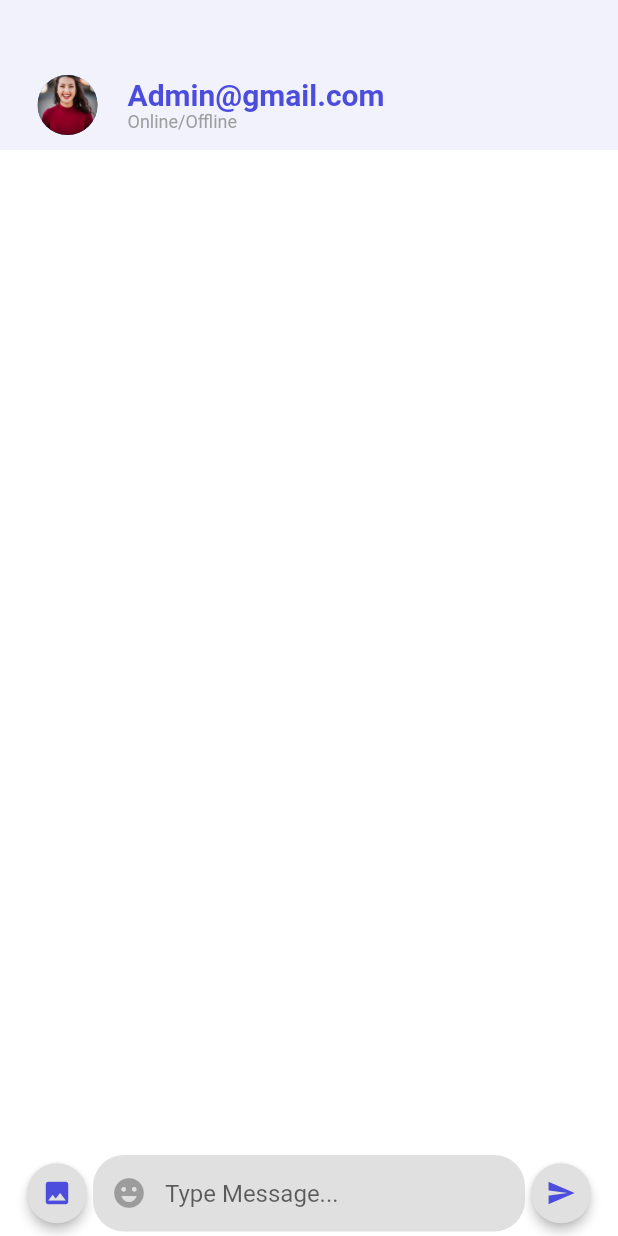
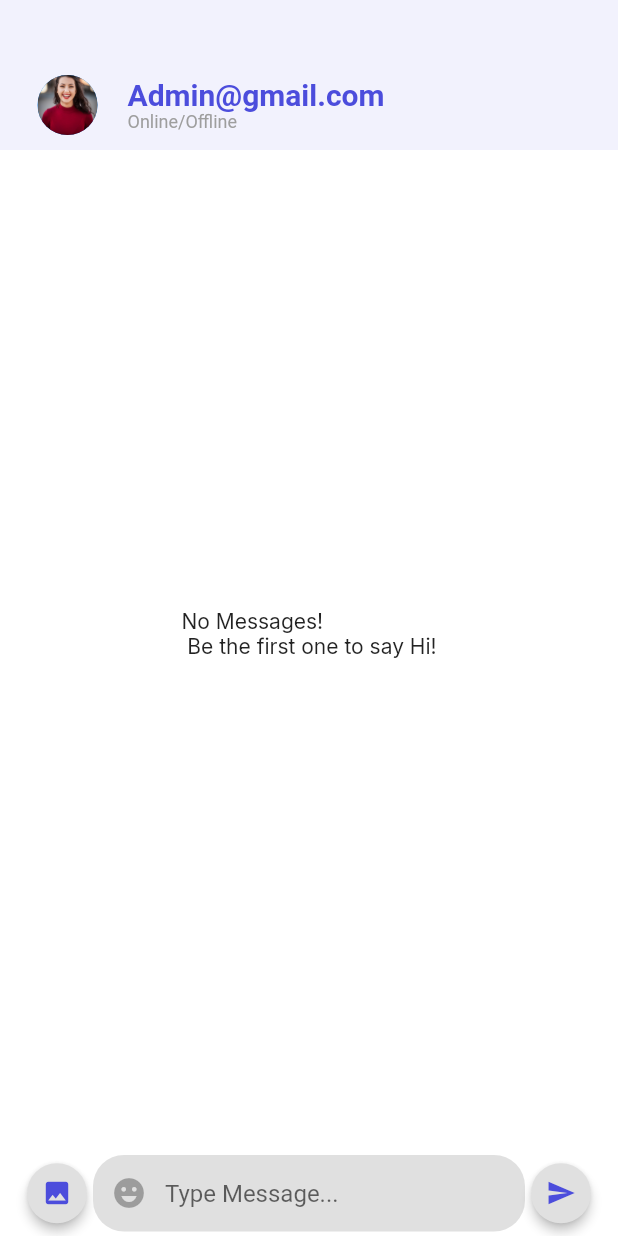
Before and after one commit to tauqeerkhattak/Im_volunteer, a Flutter app: the ChatScreen screen opened by its route, in the side drawer, after a tap on the "send" icon, on a phone screen of 412 x 824 dp. Run offline on Flutter 3.47's test engine with Material 2 defaults, Android fonts, the phone set to English and light mode, and no system bars; our stand-ins replace bottom_navy_bar, cloud_firestore, equatable, firebase_auth, firebase_core, firebase_messaging and 5 more; accounts and stored records are empty; statements that could not run were skipped.

Commit message:
chatting feature added

```diff
--- a/lib/controllers/chat_screen_controller.dart
+++ b/lib/controllers/chat_screen_controller.dart
@@ -1,19 +1,52 @@
+import 'dart:developer';
+
+import 'package:cloud_firestore/cloud_firestore.dart';
 import 'package:flutter/material.dart';
 import 'package:get/get.dart';
 import 'package:i_am_volunteer/services/chat_service.dart';
 import 'package:i_am_volunteer/services/locator.dart';
 
+import '../models/chat_item.dart';
+import '../services/auth_service.dart';
+
 class ChatScreenController extends GetxController {
   final GlobalKey<ScaffoldState> scaffoldKey = GlobalKey<ScaffoldState>();
+  RxBool loading = false.obs;
   TextEditingController messageText = TextEditingController();
   FocusNode messageTextFocus = FocusNode();
   ScrollController scrollController = ScrollController();
   final chatService = locator.get<ChatService>();
+  final authService = locator.get<AuthService>();
+  Rx<List<ChatItem>> messages = Rx<List<ChatItem>>([]);
 
   @override
   void onInit() {
     super.onInit();
     scrollToBottom();
+    createChat();
+    subscribeForMessages();
+  }
+
+  void subscribeForMessages() {
+    chatService.chatStreams().listen((event) {
+      if (event.isNotEmpty) {
+        const equality = ListEquality();
+        if (!equality.equals(event, messages.value)) {
+          messages.value = event;
+        }
+      }
+    });
+  }
+
+  Future<void> createChat() async {
+    loading.value = true;
+    if (await chatService.chatExists()) {
+      log('Chat exists');
+    } else {
+      log('chat does not exist!');
+      await chatService.createChat();
+    }
+    loading.value = false;
   }
 
   @override
@@ -30,11 +63,11 @@ class ChatScreenController extends GetxController {
   }
 
   void scrollToBottom() {
-    Future.delayed(const Duration(milliseconds: 100), () {
-      scrollController.animateTo(scrollController.position.maxScrollExtent,
-          duration: const Duration(milliseconds: 1),
-          curve: Curves.fastOutSlowIn);
-    });
+    // Future.delayed(const Duration(milliseconds: 100), () {
+    //   scrollController.animateTo(scrollController.position.maxScrollExtent,
+    //       duration: const Duration(milliseconds: 1),
+    //       curve: Curves.fastOutSlowIn);
+    // });
   }
 
   Future<bool> onBack() async {
@@ -44,4 +77,12 @@ class ChatScreenController extends GetxController {
     }
     return Future.value(false);
   }
+
+  Future<void> sendText() async {
+    String text = messageText.text.trim();
+    if (text.isNotEmpty) {
+      messageText.clear();
+      await chatService.sendChat(text);
+    }
+  }
 }
--- a/lib/controllers/custom_navigation_drawer_controller.dart
+++ b/lib/controllers/custom_navigation_drawer_controller.dart
@@ -13,7 +13,10 @@ class CustomNavigationDrawerController extends GetxController {
 
   void onDrawerItemTap({required String screenName}) async {
     if (screenName == 'Chat Box') {
+      // if (authService.user!.isAdmin()) {
+      // } else {
       Get.toNamed(AppRoutes.chatScreen);
+      // }
     } else if (screenName == 'Log Out') {
       await logout();
     }
--- /dev/null
+++ b/lib/models/chat_item.dart
@@ -0,0 +1,27 @@
+import 'package:cloud_firestore/cloud_firestore.dart';
+import 'package:equatable/equatable.dart';
+
+class ChatItem extends Equatable {
+  String? message;
+  String? sentBy;
+  DateTime? time;
+
+  ChatItem({this.message, this.sentBy, this.time});
+
+  ChatItem.fromJson(Map<String, dynamic> json) {
+    message = json['message'];
+    sentBy = json['sentBy'];
+    time = json['time'] != null ? (json['time'] as Timestamp).toDate() : null;
+  }
+
+  Map<String, dynamic> toJson() {
+    final Map<String, dynamic> data = <String, dynamic>{};
+    data['message'] = message;
+    data['sentBy'] = sentBy;
+    data['time'] = time;
+    return data;
+  }
+
+  @override
+  List<Object?> get props => [message, sentBy, time];
+}
--- a/lib/models/user_model.dart
+++ b/lib/models/user_model.dart
@@ -32,4 +32,6 @@ class UserModel {
     data['token'] = token;
     return data;
   }
+
+  bool isAdmin() => role == Role.admin;
 }
--- a/lib/services/chat_service.dart
+++ b/lib/services/chat_service.dart
@@ -1,22 +1,77 @@
+import 'dart:developer';
+
 import 'package:cloud_firestore/cloud_firestore.dart';
 import 'package:firebase_auth/firebase_auth.dart';
-import 'package:i_am_volunteer/services/auth_service.dart';
+import 'package:get/get.dart';
 import 'package:i_am_volunteer/services/locator.dart';
+
+import '../models/chat_item.dart';
+import 'firestore_service.dart';
 
 class ChatService {
   final _db = FirebaseFirestore.instance;
   final _auth = FirebaseAuth.instance;
+  final firestoreService = locator.get<FirestoreService>();
 
-  Stream chatStreams () {
+  Stream<List<ChatItem>> chatStreams() async* {
+    List<String> adminUids = await firestoreService.getAdminUids();
     final uid = _auth.currentUser!.uid;
-    final query = _db.collection('chats').where('participants',arrayContains: uid).snapshots();
-    return query;
+    adminUids.add(uid);
+    final query = await _db
+        .collection('chats')
+        .where('participants', arrayContainsAny: adminUids)
+        .get();
+    final ref = query.docs.first.reference;
+    yield* ref
+        .collection('messages')
+        .orderBy('time', descending: true)
+        .snapshots()
+        .map((event) {
+      return event.docs.map((e) {
+        return ChatItem.fromJson(e.data());
+      }).toList();
+    });
   }
 
-  Future <void> sendChat(String uid) async {
+  Future<void> sendChat(String message) async {
+    List<String> adminUids = await firestoreService.getAdminUids();
     final currentUid = _auth.currentUser!.uid;
-    final ref = await _db.collection('chats').where('participants',arrayContains: [uid,currentUid]).get();
-    final doc = ref.docs.first;
-    doc.reference
+    adminUids.addIf(!adminUids.contains(currentUid), currentUid);
+    final ref = await _db
+        .collection('chats')
+        .where('participants', arrayContainsAny: adminUids)
+        .get();
+    if (ref.docs.isNotEmpty) {
+      final doc = ref.docs.first;
+      await doc.reference.collection('messages').add({
+        'sentBy': currentUid,
+        'message': message,
+        'time': FieldValue.serverTimestamp(),
+      });
+    } else {
+      log('Chat not found!');
+    }
+    // doc.reference
+  }
+
+  Future<bool> chatExists() async {
+    List<String> adminUids = await firestoreService.getAdminUids();
+    final uid = _auth.currentUser!.uid;
+    adminUids.addIf(!adminUids.contains(uid), uid);
+    final query = await _db
+        .collection('chats')
+        .where('participants', arrayContainsAny: adminUids)
+        .get();
+    log('SIZE: ${query.size}');
+    return query.size > 0;
+  }
+
+  Future<void> createChat() async {
+    List<String> adminUids = await firestoreService.getAdminUids();
+    final uid = _auth.currentUser!.uid;
+    adminUids.addIf(!adminUids.contains(uid), uid);
+    await _db.collection('chats').add({
+      'participants': adminUids,
+    });
   }
 }
--- a/lib/services/firestore_service.dart
+++ b/lib/services/firestore_service.dart
@@ -33,4 +33,16 @@ class FirestoreService {
       return null;
     }
   }
+
+  Future<List<String>> getAdminUids() async {
+    final docs = await _db
+        .collection('Users')
+        .where('role', isEqualTo: Role.admin.name)
+        .get();
+    List<String> uids = List.generate(docs.size, (index) {
+      final user = UserModel.fromJson(docs.docs[index].data());
+      return user.uid!;
+    });
+    return uids;
+  }
 }
--- a/lib/ui/chat/chat_screen.dart
+++ b/lib/ui/chat/chat_screen.dart
@@ -1,8 +1,11 @@
 import 'package:flutter/material.dart';
 import 'package:get/get.dart';
 import 'package:i_am_volunteer/controllers/chat_screen_controller.dart';
+import 'package:i_am_volunteer/extensions/date_time_extension.dart';
+import 'package:i_am_volunteer/widgets/custom_text.dart';
 
 import '../../utils/app_colors.dart';
+import '../../utils/ui_utils.dart';
 import '../../widgets/custom_scaffold.dart';
 
 class ChatScreen extends StatelessWidget {
@@ -20,25 +23,56 @@ class ChatScreen extends StatelessWidget {
   }
 
   Widget _getBody() {
+    return Obx(() {
+      if (controller.loading.value) {
+        return UiUtils.loader;
+      } else {
         return SizedBox(
           height: Get.height,
           child: Stack(
             children: [
               Padding(
                 padding: const EdgeInsets.only(left: 15, right: 15, bottom: 80),
-            child: SingleChildScrollView(
+                child: Obx(
+                  () {
+                    if (controller.messages.value.isEmpty) {
+                      return const Center(
+                        child: CustomText(
+                          text: 'No Messages!\n Be the first one to say Hi!',
+                        ),
+                      );
+                    } else {
+                      return ListView.builder(
                         controller: controller.scrollController,
                         physics: const BouncingScrollPhysics(),
-              child: StreamBuilder(
-                stream: controller.chatService.chatStreams(),
-                builder: (context, snapshot) {},
-              ),
+                        itemCount: controller.messages.value.length,
+                        reverse: true,
+                        itemBuilder: (context, index) {
+                          final chatItem = controller.messages.value[index];
+                          if (chatItem.sentBy ==
+                              controller.authService.user?.uid) {
+                            return senderMessage(
+                              senderMessage: chatItem.message!,
+                              time: chatItem.time,
+                            );
+                          } else {
+                            return recipientMessage(
+                              recipientMessage: chatItem.message!,
+                              time: chatItem.time,
+                            );
+                          }
+                        },
+                      );
+                    }
+                  },
                 ),
               ),
               widgetTypeMessage(),
             ],
           ),
         );
+      }
+    });
   }
 
   Widget widgetTypeMessage() {
@@ -90,7 +124,7 @@ class ChatScreen extends StatelessWidget {
                   ),
                 ),
                 RawMaterialButton(
-                    onPressed: () {},
+                  onPressed: controller.sendText,
                   constraints: const BoxConstraints(),
                   elevation: 3.0,
                   fillColor: Colors.grey[300],
@@ -106,47 +140,103 @@ class ChatScreen extends StatelessWidget {
             ),
           ],
         ),
-        ));
+      ),
+    );
   }
 
-  Widget senderMessage({required String senderMessage}) {
+  Widget senderMessage({required String senderMessage, DateTime? time}) {
+    RxBool visible = false.obs;
     return Container(
       width: Get.width,
       margin: const EdgeInsets.symmetric(vertical: 8),
       alignment: Alignment.centerLeft,
+      child: Column(
+        crossAxisAlignment: CrossAxisAlignment.start,
+        children: [
+          GestureDetector(
+            onTap: () => visible.value = !visible.value,
             child: Container(
               decoration: BoxDecoration(
                 color: AppColors.primary,
                 borderRadius: const BorderRadius.only(
                   topRight: Radius.circular(20),
                   topLeft: Radius.circular(20),
-                bottomRight: Radius.circular(20))),
-        padding: const EdgeInsets.symmetric(horizontal: 15, vertical: 16),
+                  bottomRight: Radius.circular(20),
+                ),
+              ),
+              padding: const EdgeInsets.symmetric(
+                horizontal: 15,
+                vertical: 16,
+              ),
               child: Text(
                 senderMessage,
-          style: const TextStyle(color: Colors.white),
+                style: const TextStyle(
+                  color: Colors.white,
                 ),
+              ),
+            ),
+          ),
+          UiUtils.vertSpace5,
+          if (time != null)
+            Obx(
+              () => Visibility(
+                visible: visible.value,
+                child: CustomText(
+                  text: time.toShortString(),
+                  fontSize: 11,
+                  color: Colors.grey,
+                ),
+              ),
+            ),
+        ],
       ),
     );
   }
 
-  Widget recipientMessage({required String recipientMessage}) {
+  Widget recipientMessage({required String recipientMessage, DateTime? time}) {
+    RxBool visible = false.obs;
     return Container(
       width: Get.width,
       margin: const EdgeInsets.symmetric(vertical: 8),
       alignment: Alignment.centerRight,
+      child: Column(
+        crossAxisAlignment: CrossAxisAlignment.end,
+        children: [
+          GestureDetector(
+            onTap: () => visible.value = !visible.value,
             child: Container(
               decoration: BoxDecoration(
                 color: AppColors.secondary,
                 borderRadius: const BorderRadius.only(
                   topRight: Radius.circular(20),
                   topLeft: Radius.circular(20),
-                bottomLeft: Radius.circular(20))),
-        padding: const EdgeInsets.symmetric(horizontal: 15, vertical: 16),
+                  bottomLeft: Radius.circular(20),
+                ),
+              ),
+              padding: const EdgeInsets.symmetric(
+                horizontal: 15,
+                vertical: 16,
+              ),
               child: Text(
                 recipientMessage,
-          style: const TextStyle(color: Colors.black),
+                style: const TextStyle(
+                  color: Colors.black,
                 ),
+              ),
+            ),
+          ),
+          UiUtils.vertSpace5,
+          Obx(
+            () => Visibility(
+              visible: visible.value,
+              child: CustomText(
+                text: time!.toShortString(),
+                fontSize: 11,
+                color: Colors.grey,
+              ),
+            ),
+          ),
+        ],
       ),
     );
   }
--- a/lib/utils/ui_utils.dart
+++ b/lib/utils/ui_utils.dart
@@ -4,6 +4,9 @@ import 'package:fluttertoast/fluttertoast.dart';
 import 'app_colors.dart';
 
 class UiUtils {
+  static const vertSpace5 = SizedBox(
+    height: 5,
+  );
   static const vertSpace10 = SizedBox(
     height: 10,
   );
--- a/lib/widgets/custom_scaffold.dart
+++ b/lib/widgets/custom_scaffold.dart
@@ -5,7 +5,6 @@ import '../utils/app_assets.dart';
 import '../utils/app_colors.dart';
 import 'custom_bottom_navbar.dart';
 import 'custom_navigation_drawer.dart';
-
 
 class CustomScaffold extends StatelessWidget {
   final Widget body;
@@ -19,8 +18,9 @@ class CustomScaffold extends StatelessWidget {
       onNotificationListener;
   final GlobalKey<ScaffoldState> scaffoldKey;
 
-  CustomScaffold(
-      {required this.body,
+  const CustomScaffold({
+    super.key,
+    required this.body,
     this.floatingActionButton,
     this.bottomSheet,
     required this.scaffoldKey,
@@ -29,36 +29,37 @@ class CustomScaffold extends StatelessWidget {
     this.gestureDetectorOnPanDown,
     this.gestureDetectorOnTap,
     this.onDrawerBtnPressed,
-        this.onNotificationListener});
+    this.onNotificationListener,
+  });
 
   @override
   Widget build(BuildContext context) {
     return WillPopScope(
-        onWillPop: (){
+      onWillPop: () {
         if (scaffoldKey.currentState!.isEndDrawerOpen) {
           Get.back();
-          }else if(onWillPop != null){
+        } else if (onWillPop != null) {
           onWillPop!();
         }
         return Future.value(false);
       },
       child: GestureDetector(
-          onTap: (){
-            if(gestureDetectorOnTap != null){
+        onTap: () {
+          if (gestureDetectorOnTap != null) {
             gestureDetectorOnTap!();
           }
         },
-          onPanDown: (panDetails){
-            if(gestureDetectorOnPanDown!= null){
+        onPanDown: (panDetails) {
+          if (gestureDetectorOnPanDown != null) {
             gestureDetectorOnPanDown!(panDetails);
           }
         },
         child: NotificationListener(
-            onNotification: (notificationInfo){
-              if(onNotificationListener != null){
+          onNotification: (notificationInfo) {
+            if (onNotificationListener != null) {
               return onNotificationListener!(notificationInfo);
-              }else{
-                if(notificationInfo is UserScrollNotification){
+            } else {
+              if (notificationInfo is UserScrollNotification) {
                 FocusScopeNode currentFocus = FocusScope.of(context);
                 if (!currentFocus.hasPrimaryFocus) {
                   currentFocus.unfocus();
@@ -67,35 +68,62 @@ class CustomScaffold extends StatelessWidget {
               return true;
             }
           },
-            child:Scaffold(
+          child: Scaffold(
             bottomSheet: bottomSheet,
             backgroundColor: Colors.white,
             key: scaffoldKey,
             floatingActionButton: floatingActionButton,
             extendBody: true,
-              appBar: screenName=='Volunteer Registration Screen'?null:
-              screenName=='Chat Screen'?PreferredSize(preferredSize: const Size.fromHeight(100),
+            appBar: screenName == 'Volunteer Registration Screen'
+                ? null
+                : screenName == 'Chat Screen'
+                    ? PreferredSize(
+                        preferredSize: const Size.fromHeight(100),
                         child: Container(
                           color: AppColors.secondary,
                           child: Column(
                             children: [
                               Padding(
-                        padding: const EdgeInsets.only(left: 15,right: 15,top: 50),
+                                padding: const EdgeInsets.only(
+                                  left: 15,
+                                  right: 15,
+                                  top: 50,
+                                ),
                                 child: Row(
-                          children:  [
-                            const SizedBox(width: 10,),
+                                  children: [
+                                    const SizedBox(
+                                      width: 10,
+                                    ),
                                     Row(
                                       children: [
                                         const CircleAvatar(
                                           radius: 20,
-                                  backgroundImage: AssetImage(AppAssets.personImage2,),
+                                          backgroundImage: AssetImage(
+                                            AppAssets.personImage2,
                                           ),
-                                const SizedBox(width: 20,),
+                                        ),
+                                        const SizedBox(
+                                          width: 20,
+                                        ),
                                         Column(
-                                  crossAxisAlignment: CrossAxisAlignment.start,
+                                          crossAxisAlignment:
+                                              CrossAxisAlignment.start,
                                           children: [
-                                    Text('Admin@gmail.com',style:TextStyle(fontSize: 20,fontWeight:FontWeight.bold,color: AppColors.primary),),
-                                    const Text('Online/Offline',style: TextStyle(fontSize: 12,color: Colors.grey),),
+                                            Text(
+                                              'Admin@gmail.com',
+                                              style: TextStyle(
+                                                fontSize: 20,
+                                                fontWeight: FontWeight.bold,
+                                                color: AppColors.primary,
+                                              ),
+                                            ),
+                                            const Text(
+                                              'Online/Offline',
+                                              style: TextStyle(
+                                                fontSize: 12,
+                                                color: Colors.grey,
+                                              ),
+                                            ),
                                           ],
                                         ),
                                       ],
@@ -106,25 +134,41 @@ class CustomScaffold extends StatelessWidget {
                             ],
                           ),
                         ),
-              ):
-              AppBar(
+                      )
+                    : AppBar(
                         backgroundColor: AppColors.primary.withOpacity(0.07),
                         bottomOpacity: 0.0,
                         elevation: 0.0,
-                title: Center(child: Image.asset(AppAssets.logo,height: 60,)),
+                        title: Center(
+                          child: Image.asset(
+                            AppAssets.logo,
+                            height: 60,
+                          ),
+                        ),
                         leading: GestureDetector(
-                    onTap: (){
+                          onTap: () {
                             scaffoldKey.currentState!.openDrawer();
-                    FocusScope.of(context).requestFocus(FocusNode());},
-
-                    child: Icon(Icons.menu,color: AppColors.primary,size: 30,)),
+                            FocusScope.of(context).requestFocus(FocusNode());
+                          },
+                          child: Icon(
+                            Icons.menu,
+                            color: AppColors.primary,
+                            size: 30,
+                          ),
+                        ),
                       ),
             body: body,
-              bottomNavigationBar:screenName=='Volunteer Registration Screen'|| screenName=='Chat Screen'?null:CustomBottomNavBar(),
-              drawer:screenName=='Volunteer Registration Screen'?null:CustomNavigationDrawer(),
+            bottomNavigationBar:
+                screenName == 'Volunteer Registration Screen' ||
+                        screenName == 'Chat Screen'
+                    ? null
+                    : CustomBottomNavBar(),
+            drawer: screenName == 'Volunteer Registration Screen'
+                ? null
+                : CustomNavigationDrawer(),
           ),
         ),
-        ));
+      ),
+    );
   }
-
 }
--- a/pubspec.yaml
+++ b/pubspec.yaml
@@ -51,6 +51,8 @@ dependencies:
   shared_preferences: ^2.0.15
   fluttertoast: ^8.1.1
   get_it: ^7.2.0
+  intl: ^0.17.0
+  equatable: ^2.0.5
 
 dev_dependencies:
   flutter_test:
```
Also changed, not shown: lib/extensions/date_time_extension.dart (added, +8 -0 lines), lib/ui/chat/user_list.dart (added, +16 -0 lines), pubspec.lock. Lines whose indentation alone changed are shown as unchanged.
